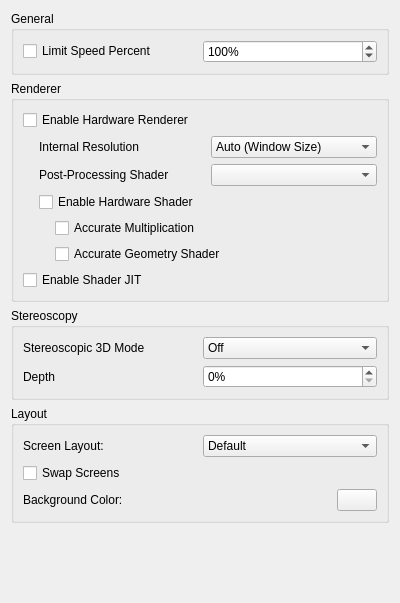
dampih/citra-du, file src/citra_qt/configuration/configure_graphics.ui: the form before one commit.
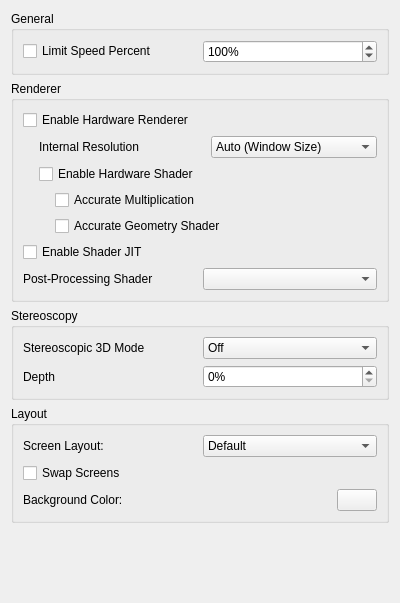
The form after the commit.

Commit message: Change 3D slider in-game

```diff
--- a/src/citra_qt/configuration/configure_graphics.ui
+++ b/src/citra_qt/configuration/configure_graphics.ui
@@ -151,20 +151,6 @@
            </item>
           </layout>
          </item>
-         <item>
-          <layout class="QHBoxLayout" name="horizontalLayout_11">
-           <item>
-            <widget class="QLabel" name="label_2">
-             <property name="text">
-              <string>Post-Processing Shader</string>
-             </property>
-            </widget>
-           </item>
-           <item>
-            <widget class="QComboBox" name="shader_combobox"/>
-           </item>
-          </layout>
-         </item>
          <item>
           <widget class="QCheckBox" name="toggle_hw_shader">
            <property name="toolTip">
@@ -226,6 +212,20 @@
         </property>
        </widget>
       </item>
+      <item>
+       <layout class="QHBoxLayout" name="horizontalLayout_11">
+        <item>
+         <widget class="QLabel" name="label_2">
+          <property name="text">
+           <string>Post-Processing Shader</string>
+          </property>
+         </widget>
+        </item>
+        <item>
+         <widget class="QComboBox" name="shader_combobox"/>
+        </item>
+       </layout>
+      </item>
      </layout>
     </widget>
    </item>
```
The commit also changes 2 other files.
